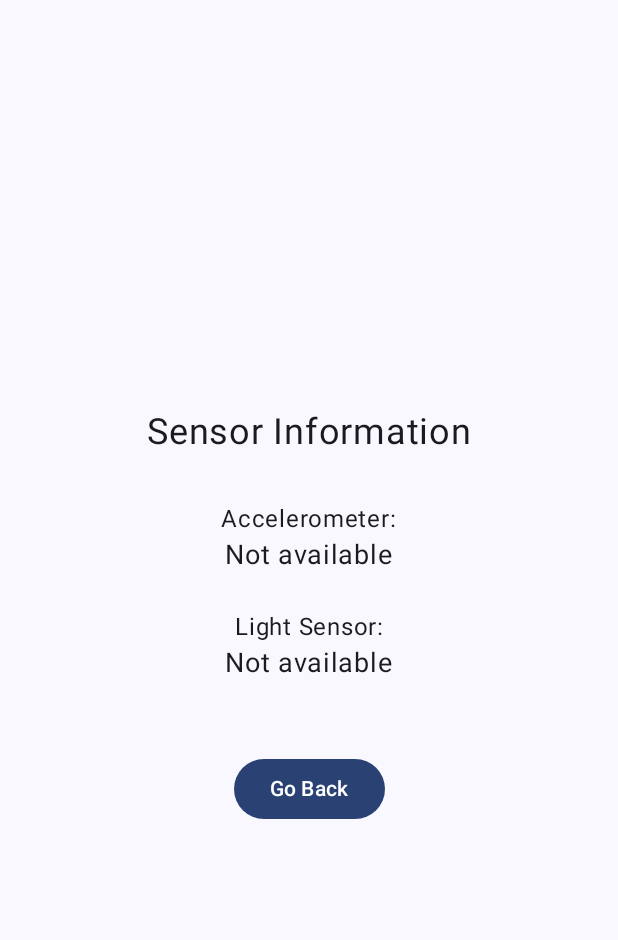
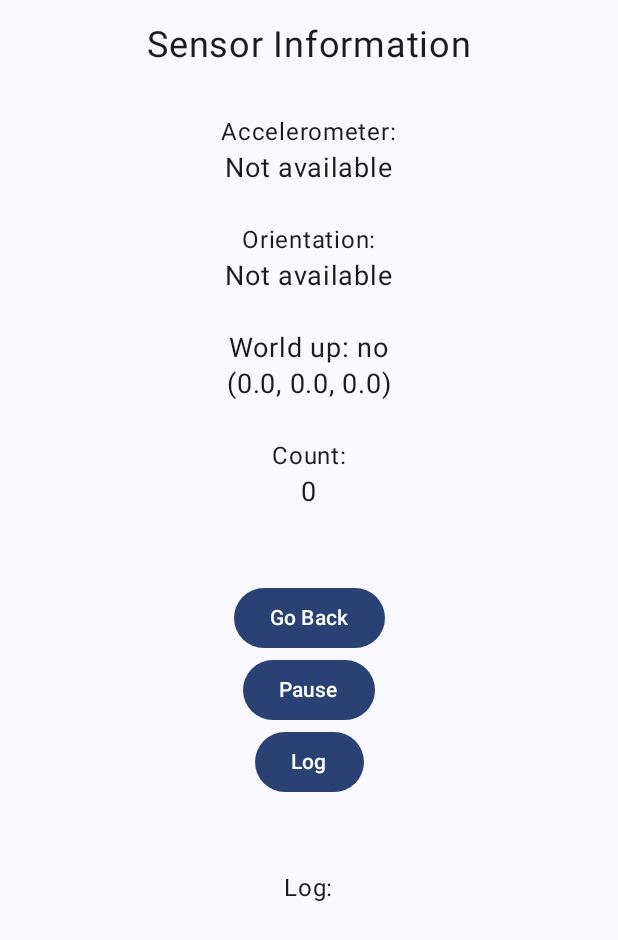
Before and after one commit to a-m-muru/alarm, an Android app built with Jetpack Compose: the composable SensorScreen shown on its own in the app's theme, on a phone screen of 412 x 824 dp. Shown: the top 940 px of the screen. Run offline under Robolectric (Android 15) with nearby library versions, the phone set to English and light mode, and no system bars.

Commit message:
jumping jacks to alarm screen

```diff
--- a/app/src/main/java/ee/ut/cs/alarm/SensorGameScreen.kt
+++ b/app/src/main/java/ee/ut/cs/alarm/SensorGameScreen.kt
@@ -1,16 +1,21 @@
-package ee.ut.cs.alarm
+package ee.ut.cs.alarm.gaming
 
 import android.content.Context
 import android.hardware.Sensor
 import android.hardware.SensorEvent
+import android.hardware.SensorEventCallback
 import android.hardware.SensorEventListener
 import android.hardware.SensorManager
+import androidx.compose.foundation.gestures.scrollable
 import androidx.compose.foundation.layout.Arrangement
 import androidx.compose.foundation.layout.Column
 import androidx.compose.foundation.layout.Spacer
 import androidx.compose.foundation.layout.fillMaxSize
+import androidx.compose.foundation.layout.fillMaxWidth
 import androidx.compose.foundation.layout.height
 import androidx.compose.foundation.layout.padding
+import androidx.compose.foundation.rememberScrollState
+import androidx.compose.foundation.verticalScroll
 import androidx.compose.material3.Button
 import androidx.compose.material3.Text
 import androidx.compose.runtime.Composable
@@ -24,6 +29,39 @@ import androidx.compose.ui.Modifier
 import androidx.compose.ui.platform.LocalContext
 import androidx.compose.ui.unit.dp
 import androidx.compose.ui.unit.sp
+import kotlin.math.pow
+import kotlin.math.round
+import kotlin.math.sqrt
+import kotlin.time.Duration
+
+data class Vec3(var x: Float, var y: Float, var z: Float) {
+    operator fun plus(other: Vec3): Vec3 {
+        return Vec3(x + other.x, y + other.y, z + other.z)
+    }
+    operator fun minus(other: Vec3): Vec3 {
+        return Vec3(x - other.x, y - other.y, z - other.z)
+    }
+    operator fun times(scalar: Float): Vec3 {
+        return Vec3(x * scalar, y * scalar, z * scalar)
+    }
+    operator fun div(scalar: Float): Vec3 {
+        return Vec3(x / scalar, y / scalar, z / scalar)
+    }
+    fun length(): Float {
+        return sqrt(x.pow(2) + y.pow(2) + z.pow(2))
+    }
+    fun normalize(): Vec3 {
+        val len = length()
+        return Vec3(x / len, y / len, z / len)
+    }
+    fun toFloatArray(): FloatArray {
+        return floatArrayOf(x, y, z)
+    }
+    override fun toString(): String {
+        return "(${round(x * 100.0f) / 100.0f}, ${round(y * 100.0f) / 100.0f}, ${round(z * 100.0f) / 100.0f})"
+    }
+}
+
 
 @Composable
 fun SensorScreen(onNavigateBack: () -> Unit) {
@@ -31,27 +69,92 @@ fun SensorScreen(onNavigateBack: () -> Unit) {
     val sensorManager = remember { context.getSystemService(Context.SENSOR_SERVICE) as SensorManager }
 
     // Attempt to get the accelerometer and light sensor
-    val accelerometer = remember { sensorManager.getDefaultSensor(Sensor.TYPE_ACCELEROMETER) }
-    val lightSensor = remember { sensorManager.getDefaultSensor(Sensor.TYPE_LIGHT) }
+    //val accelerometer = remember { sensorManager.getDefaultSensor(Sensor.TYPE_ACCELEROMETER) }
+    val linearAccelerometer = remember { sensorManager.getDefaultSensor(Sensor.TYPE_LINEAR_ACCELERATION) }
+    //val gyroscope = remember { sensorManager.getDefaultSensor(Sensor.TYPE_GYROSCOPE) }
+    val orientation = remember { sensorManager.getDefaultSensor(Sensor.TYPE_ROTATION_VECTOR) }
+
+
 
     // State to hold sensor data strings
-    var accelerometerData by remember { mutableStateOf("Waiting for data...") }
-    var lightSensorData by remember { mutableStateOf("Waiting for data...") }
+    //var accelerometerDataString by remember { mutableStateOf("Waiting for data...") }
+    var accelerometerData by remember { mutableStateOf(Vec3(0f, 0f, 0f)) }
+    var gyroscopeData by remember { mutableStateOf( Vec3(0f, 0f, 0f)) }
+    var count by remember { mutableStateOf(0) }
+    var log by remember { mutableStateOf("") }
+    var doLog by remember { mutableStateOf(false) }
+    var paused by remember { mutableStateOf(false) }
+
+    var isUpsideDown by remember { mutableStateOf(false) }
+    var nextPos by remember { mutableStateOf(false) }
+    var worldUpVector by remember { mutableStateOf(Vec3(0f, 0f, 0f)) }
+
+
+
+    //var position by remember { mutableStateOf(Vec3(0f, 0f, 0f)) }
+    //var velocity by remember { mutableStateOf(Vec3(0f, 0f, 0f)) }
+    var lastTime by remember { mutableStateOf(System.currentTimeMillis()) }
+
+
+
 
     // This effect will register and unregister the sensor listener
     DisposableEffect(sensorManager) {
         val sensorEventListener = object : SensorEventListener {
             override fun onSensorChanged(event: SensorEvent?) {
-                when (event?.sensor?.type) {
-                    Sensor.TYPE_ACCELEROMETER -> {
-                        val x = event.values[0]
-                        val y = event.values[1]
-                        val z = event.values[2]
-                        accelerometerData = String.format("X: %.2f, Y: %.2f, Z: %.2f", x, y, z)
+                if (!paused) {
+                    val deltaTime = (System.currentTimeMillis() - lastTime) / 1000.0f
+                    lastTime = System.currentTimeMillis()
+
+                    when (event?.sensor?.type) {
+                        Sensor.TYPE_LINEAR_ACCELERATION -> {
+                            val acc = Vec3(event.values[0], event.values[1], event.values[2])
+                            accelerometerData = acc
+
+                            //velocity = velocity + acc * deltaTime
+
+                            //position = position + velocity * deltaTime
+
+                            //position = position + getDistance(accelerometerData, gyroscopeData, deltaTime)
+
+
+                            if (doLog) {
+                                log += "ACC: " + acc + " l: " + acc.length() + "\n"
+                                print(event.values)
+                                //log += "VEL: " + velocity.toString() + "\n"
+                                //log += "POS: " + position.toString() + "\n"
+                            }
+                        }
+                        Sensor.TYPE_ROTATION_VECTOR -> {
+                            gyroscopeData = Vec3(event.values[0], event.values[1], event.values[2])
+
+                            val rotationMatrix = FloatArray(9)
+                            SensorManager.getRotationMatrixFromVector(rotationMatrix, event.values)
+
+                            val deviceUpVector = floatArrayOf(0f, 1f, 0f)
+
+                            //val worldUpVector = FloatArray(3)
+
+
+                            worldUpVector.x = rotationMatrix[0] * deviceUpVector[0] + rotationMatrix[1] * deviceUpVector[1] + rotationMatrix[2] * deviceUpVector[2]
+                            worldUpVector.y = rotationMatrix[3] * deviceUpVector[0] + rotationMatrix[4] * deviceUpVector[1] + rotationMatrix[5] * deviceUpVector[2]
+                            worldUpVector.z = rotationMatrix[6] * deviceUpVector[0] + rotationMatrix[7] * deviceUpVector[1] + rotationMatrix[8] * deviceUpVector[2]
+
+
+                            isUpsideDown = worldUpVector.z < 0
+
+
+                            if (doLog) {
+                                // You can log the Z-value to see how it changes
+                                log += "ORI: " + event.values.toSet() + "\n"
+                                log += "World: ${worldUpVector}\n"
+                            }
+
+                        }
                     }
-                    Sensor.TYPE_LIGHT -> {
-                        val lux = event.values[0]
-                        lightSensorData = "Light: %.1f lx".format(lux)
+                    if (accelerometerData.length() > 30 && (nextPos == isUpsideDown) && (worldUpVector.z > 0.7 || worldUpVector.z < -0.8 )){
+                        nextPos = !nextPos
+                        count++
                     }
                 }
             }
@@ -62,10 +165,10 @@ fun SensorScreen(onNavigateBack: () -> Unit) {
         }
 
         // Register listeners for the sensors that exist
-        accelerometer?.let {
+        linearAccelerometer?.let {
             sensorManager.registerListener(sensorEventListener, it, SensorManager.SENSOR_DELAY_UI)
         }
-        lightSensor?.let {
+        orientation?.let{
             sensorManager.registerListener(sensorEventListener, it, SensorManager.SENSOR_DELAY_UI)
         }
 
@@ -86,17 +189,67 @@ fun SensorScreen(onNavigateBack: () -> Unit) {
         Spacer(modifier = Modifier.height(32.dp))
 
         Text(text = "Accelerometer:")
-        Text(text = if (accelerometer != null) accelerometerData else "Not available", fontSize = 18.sp)
+        Text(text = if (linearAccelerometer != null) accelerometerData.toString() else "Not available", fontSize = 18.sp)
 
         Spacer(modifier = Modifier.height(24.dp))
+        Text(text = "Orientation:")
+        Text(text = if (orientation != null) gyroscopeData.toString() else "Not available", fontSize = 18.sp)
 
-        Text(text = "Light Sensor:")
-        Text(text = if (lightSensor != null) lightSensorData else "Not available", fontSize = 18.sp)
+        Spacer(modifier = Modifier.height(24.dp))
+        //Text(text = "Position:")
+        //Text(text = position.toString(), fontSize = 18.sp)
+        Text(text = "World up: ${if (isUpsideDown) "yes" else "no"}", fontSize = 18.sp)
+        Text(text = worldUpVector.toString(), fontSize = 18.sp)
+
+
+
+        Spacer(modifier = Modifier.height(24.dp))
+        Text(text = "Count:")
+        Text(text = count.toString(), fontSize = 18.sp)
+
 
         Spacer(modifier = Modifier.height(48.dp))
 
         Button(onClick = onNavigateBack) {
             Text("Go Back")
         }
+
+        Button(onClick = { paused = !paused }) {
+            Text("Pause")
+        }
+
+        Button(onClick = { doLog = !doLog }) {
+            Text("Log")
+        }
+
+        //Button(onClick = {
+        //    position = Vec3(0f, 0f, 0f)
+        //    velocity = Vec3(0f, 0f, 0f)
+        //}) {
+        //    Text("Reset Position")
+        //}
+
+        Spacer(modifier = Modifier.height(48.dp))
+        Text(text = "Log:")
+        Text(
+            text = log,
+            fontSize = 9.sp,
+            modifier = Modifier.weight(1f).verticalScroll(rememberScrollState())
+        )
     }
 }
+
+fun length(values: FloatArray): Float {
+    var sumOfSquares = 0.0f
+    for (value in values) {
+        sumOfSquares += value.pow(2)
+    }
+    return sqrt(sumOfSquares)
+}
+
+fun getDistance(acceleration: Vec3, gyroscopeData: Vec3, deltaTime: Float): Vec3 {
+    //val distance = Vec3(0f, 0f, 0f)
+
+    val distance = acceleration * (deltaTime.pow(2)) / 2.0f
+    return distance
+}
--- a/app/src/main/java/ee/ut/cs/alarm/gaming/JumpingJacks.kt
+++ b/app/src/main/java/ee/ut/cs/alarm/gaming/JumpingJacks.kt
@@ -44,7 +44,7 @@ fun JumpingJacks(onNavigateBack: () -> Unit){
 
     //
     var currentCount by remember { mutableStateOf(0) }
-    val neededCount = 8
+    val neededCount = 4
     val victory by remember { mutableStateOf(false) }
 
 
@@ -79,7 +79,7 @@ fun JumpingJacks(onNavigateBack: () -> Unit){
                         isUpsideDown = worldUpVector.z < 0
                     }
                 }
-                if (accelerometerData.length() > 40 && (nextPos == isUpsideDown) && (worldUpVector.z > 0.7 || worldUpVector.z < -0.8 )){
+                if (accelerometerData.length() > 30 && (nextPos == isUpsideDown) && (worldUpVector.z > 0.7 || worldUpVector.z < -0.8 )){
                     nextPos = !nextPos
                     currentCount++
                 }
```
Also changed, not shown: app/src/main/java/ee/ut/cs/alarm/AlarmActivity.kt (+6 -1 lines).
